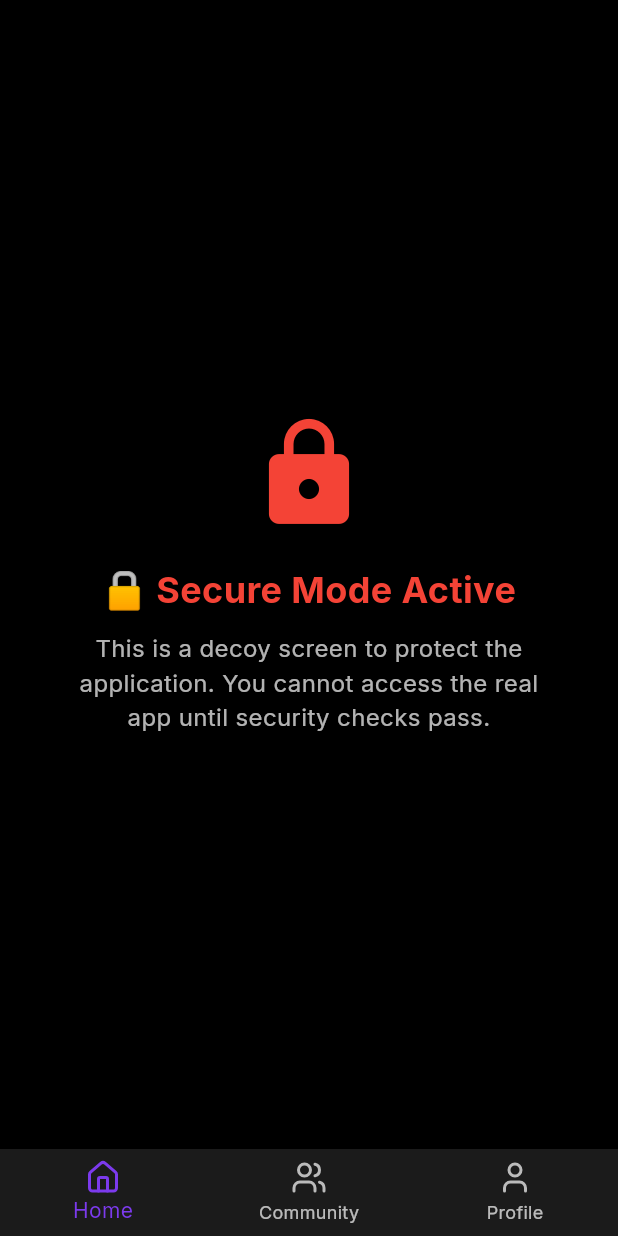
After one commit to David-depug/7-12, a Flutter app: the FakeHome screen opened directly, on a phone screen of 412 x 824 dp. The commit adds this screen. Run offline on Flutter 3.47's test engine with Material 3 defaults, Android fonts, the phone set to English and light mode, and no system bars; our stand-ins replace firebase_auth, firebase_core, fl_chart, flutter_animate, flutter_local_notifications, flutter_secure_storage and 4 more; missing offline and left inert: mailer, usage_stats; accounts and stored records are empty.

Commit message:
Initial upload of Flutter secure project

```diff
--- /dev/null
+++ b/lib/screens/fake_home.dart
@@ -0,0 +1,125 @@
+import 'package:flutter/material.dart';
+import 'package:lucide_icons/lucide_icons.dart';
+import '../constants/app_colors.dart';
+
+class FakeHome extends StatelessWidget {
+  const FakeHome({super.key});
+
+  @override
+  Widget build(BuildContext context) {
+    return Scaffold(
+      backgroundColor: Colors.black,
+      drawer: Drawer(
+        backgroundColor: const Color(0xFF1B1B1B),
+        child: SafeArea(
+          child: Column(
+            children: [
+              Container(
+                padding: const EdgeInsets.all(24),
+                decoration: BoxDecoration(
+                  gradient: LinearGradient(
+                    colors: [
+                      AppColors.purple.withOpacity(0.3),
+                      AppColors.purple.withOpacity(0.1),
+                    ],
+                  ),
+                ),
+                child: Row(
+                  children: [
+                    Container(
+                      width: 50,
+                      height: 50,
+                      decoration: BoxDecoration(
+                        borderRadius: BorderRadius.circular(25),
+                        gradient: const LinearGradient(
+                          colors: [AppColors.purple, Color(0xFFF97316)],
+                        ),
+                      ),
+                      child: const Icon(
+                        LucideIcons.lock,
+                        color: Colors.white,
+                        size: 28,
+                      ),
+                    ),
+                    const SizedBox(width: 16),
+                    const Expanded(
+                      child: Text(
+                        'MindQuest - Decoy',
+                        style: TextStyle(
+                          color: Colors.white,
+                          fontWeight: FontWeight.bold,
+                          fontSize: 18,
+                        ),
+                      ),
+                    ),
+                  ],
+                ),
+              ),
+              const Divider(color: Colors.white24),
+              Expanded(
+                child: ListView(
+                  padding: const EdgeInsets.symmetric(vertical: 8),
+                  children: const [
+                    ListTile(
+                      leading: Icon(LucideIcons.home, color: Colors.white70),
+                      title: Text('Home', style: TextStyle(color: Colors.white)),
+                    ),
+                    ListTile(
+                      leading: Icon(LucideIcons.users, color: Colors.white70),
+                      title: Text('Community', style: TextStyle(color: Colors.white)),
+                    ),
+                    ListTile(
+                      leading: Icon(LucideIcons.user, color: Colors.white70),
+                      title: Text('Profile', style: TextStyle(color: Colors.white)),
+                    ),
+                  ],
+                ),
+              ),
+            ],
+          ),
+        ),
+      ),
+      body: Center(
+        child: Column(
+          mainAxisAlignment: MainAxisAlignment.center,
+          children: [
+            Icon(Icons.lock, color: Colors.red, size: 80),
+            const SizedBox(height: 20),
+            const Text(
+              "🔒 Secure Mode Active",
+              style: TextStyle(
+                color: Colors.red,
+                fontSize: 24,
+                fontWeight: FontWeight.bold,
+              ),
+            ),
+            const SizedBox(height: 10),
+            const Padding(
+              padding: EdgeInsets.symmetric(horizontal: 40),
+              child: Text(
+                "This is a decoy screen to protect the application. "
+                    "You cannot access the real app until security checks pass.",
+                style: TextStyle(color: Colors.white70, fontSize: 16),
+                textAlign: TextAlign.center,
+              ),
+            ),
+          ],
+        ),
+      ),
+      bottomNavigationBar: BottomNavigationBar(
+        backgroundColor: const Color(0xFF1B1B1B),
+        selectedItemColor: AppColors.purple,
+        unselectedItemColor: Colors.white70,
+        items: const [
+          BottomNavigationBarItem(icon: Icon(LucideIcons.home), label: 'Home'),
+          BottomNavigationBarItem(icon: Icon(LucideIcons.users), label: 'Community'),
+          BottomNavigationBarItem(icon: Icon(LucideIcons.user), label: 'Profile'),
+        ],
+        currentIndex: 0,
+        onTap: (index) {
+          // يمكن إضافة navigation وهمي إذا حبيت
+        },
+      ),
+    );
+  }
+}
```
Also changed, not shown: lib/screens/real_home.dart (added, +133 -0 lines), lib/security/tamper_check.dart (added, +19 -0 lines), pubspec.yaml (+12 -11 lines), lib/main.dart (line endings or trailing spaces), pubspec.lock, 9 other files.
